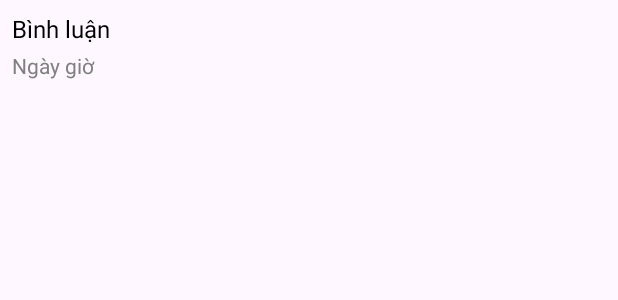
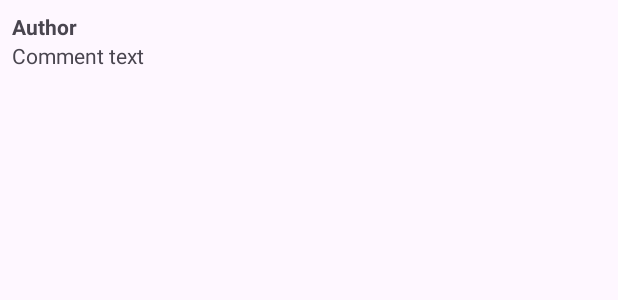
Before and after one commit to vannhph53095/Du_An1_nhom3_PRO1122, an Android app: the layout item_comment.xml on its own in the app's theme, with its tools: preview values and no code run, on a phone screen of 412 x 824 dp. Shown: the top 300 px of the screen. Run offline under Robolectric (Android 15) with nearby library versions, the phone set to English and light mode, and no system bars.

Commit message:
chức năng bình luận

```diff
--- a/app/build.gradle.kts
+++ b/app/build.gradle.kts
@@ -42,6 +42,7 @@ dependencies {
     implementation(platform("com.google.firebase:firebase-bom:32.1.1"))
     implementation("com.google.firebase:firebase-auth-ktx")
     implementation("com.google.firebase:firebase-firestore-ktx")
+    implementation("com.google.firebase:firebase-database-ktx")
 
     // Glide để tải hình ảnh
     implementation("com.github.bumptech.glide:glide:4.16.0")
@@ -52,6 +53,8 @@ dependencies {
     implementation("androidx.cardview:cardview:1.0.0")
 
 
+
+
     // Thư viện kiểm thử
     testImplementation(libs.junit)
     androidTestImplementation(libs.ext.junit)
--- a/app/src/main/res/layout/item_comment.xml
+++ b/app/src/main/res/layout/item_comment.xml
@@ -1,25 +1,27 @@
 <?xml version="1.0" encoding="utf-8"?>
-<LinearLayout
-    xmlns:android="http://schemas.android.com/apk/res/android"
+<LinearLayout xmlns:android="http://schemas.android.com/apk/res/android"
     android:layout_width="match_parent"
     android:layout_height="wrap_content"
     android:orientation="vertical"
     android:padding="8dp">
-    <TextView
-        android:id="@+id/tvCommentContent"
-        android:layout_width="match_parent"
-        android:layout_height="wrap_content"
-        android:text="Bình luận"
-        android:textColor="@color/black"
-        android:textSize="16sp"
-        android:layout_marginBottom="4dp" />
 
     <TextView
-        android:id="@+id/tvCommentTimestamp"
-        android:layout_width="match_parent"
+        android:id="@+id/tvAuthor"
+        android:layout_width="wrap_content"
         android:layout_height="wrap_content"
-        android:text="Ngày giờ"
-        android:textColor="@color/gray"
-        android:textSize="14sp" />
+        android:text="Author"
+        android:textStyle="bold" />
+
+    <TextView
+        android:id="@+id/tvCommentText"
+        android:layout_width="wrap_content"
+        android:layout_height="wrap_content"
+        android:text="Comment text" />
+
+    <TextView
+        android:id="@+id/tvTimestamp"
+        android:layout_width="wrap_content"
+        android:layout_height="wrap_content"
+        android:textSize="12sp" />
 
 </LinearLayout>
```
Also changed, not shown: app/src/main/java/fpoly/ph53095/nhom3_du_an_1_pro1122/activity/CommentAdapter.java (added, +58 -0 lines), app/src/main/java/fpoly/ph53095/nhom3_du_an_1_pro1122/activity/manhinhxemphim.java (+108 -2 lines), app/src/main/java/fpoly/ph53095/nhom3_du_an_1_pro1122/entity/Comment.java (added, +17 -0 lines).
